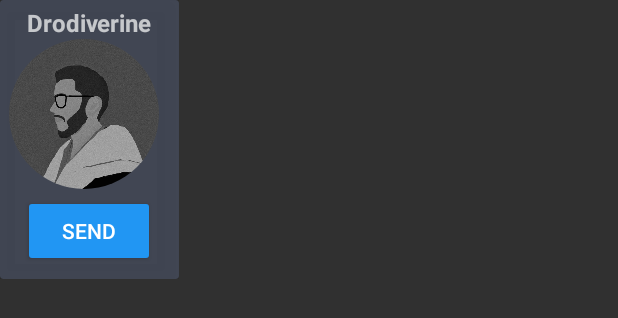
After one commit to Droidverine/Droidverine-Watchface, an Android app: the layout watchfaces_card_item.xml on its own in the app's theme, with its tools: preview values and no code run, on a phone screen of 412 x 824 dp. The commit adds this screen. Shown: the top 318 px of the screen. Run offline under Robolectric (Android 15) with nearby library versions, the phone set to English and light mode, and no system bars.

```diff
--- /dev/null
+++ b/beardfacecompanion/src/main/res/layout/watchfaces_card_item.xml
@@ -0,0 +1,50 @@
+<?xml version="1.0" encoding="utf-8"?>
+<LinearLayout xmlns:android="http://schemas.android.com/apk/res/android"
+    xmlns:app="http://schemas.android.com/apk/res-auto"
+    android:layout_width="wrap_content"
+    android:layout_height="wrap_content">
+    <android.support.v7.widget.CardView
+        android:layout_width="wrap_content"
+        android:layout_height="wrap_content"
+        app:cardBackgroundColor="?attr/colorCard"
+        app:cardElevation="8dp"
+
+        >
+        <LinearLayout
+            android:layout_width="match_parent"
+            android:layout_height="match_parent"
+            android:layout_margin="4dp"
+android:orientation="vertical"
+            >
+            <TextView
+                android:id="@+id/watchface_txt"
+                android:layout_width="match_parent"
+                android:layout_height="wrap_content"
+                android:text="Drodiverine"
+                android:textAlignment="center"
+                android:textSize="16sp"
+                android:textStyle="bold"/>
+            <de.hdodenhof.circleimageview.CircleImageView
+                xmlns:app="http://schemas.android.com/apk/res-auto"
+                android:id="@+id/watchface_img"
+                android:layout_width="100dp"
+                android:layout_height="100dp"
+                android:layout_gravity="center_horizontal"
+                android:layout_marginStart="4dp"
+                android:layout_marginEnd="7dp"
+                android:src="@drawable/droidverine"
+                />
+            <Button
+                android:id="@+id/sendvnm"
+                android:layout_width="wrap_content"
+                android:layout_height="wrap_content"
+                android:layout_gravity="center"
+                android:layout_margin="4dp"
+                android:backgroundTint="?attr/colorTint"
+                android:text="Send"
+
+
+                />
+        </LinearLayout>
+    </android.support.v7.widget.CardView>
+</LinearLayout>
```
Also changed, not shown: beardfacecompanion/src/main/java/com/droidverine/beardfacedigital/beardfacecompanion/Adapters/CustomAdapter.java (added, +86 -0 lines), beardfacecompanion/src/main/java/com/droidverine/beardfacedigital/beardfacecompanion/Adapters/Spacecraft.java (added, +27 -0 lines), beardfacecompanion/src/main/java/com/droidverine/beardfacedigital/beardfacecompanion/SettingsActivity.java (+4 -7 lines), 1 other file.
